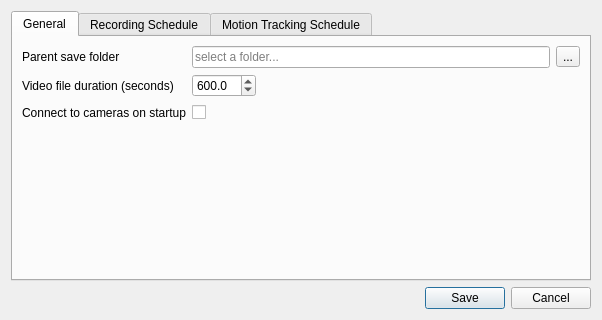
This is Source/IpFreelyPreferencesDialog.ui in dac1976/IP-Freely as Qt 5 draws it before an edit. The edited form follows.
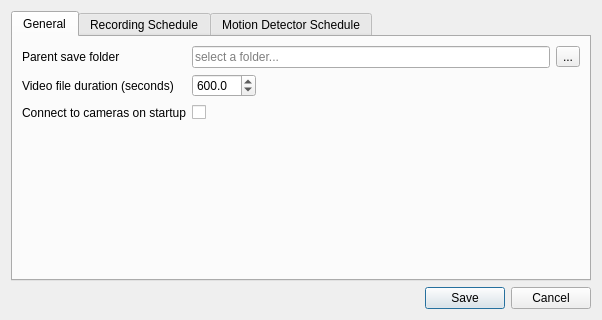
This is the edited form.

Commit message: Changed tab title

The edit to the form file:
```diff
--- a/Source/IpFreelyPreferencesDialog.ui
+++ b/Source/IpFreelyPreferencesDialog.ui
@@ -1694,7 +1694,7 @@
      </widget>
      <widget class="QWidget" name="motionTrackingTab">
       <attribute name="title">
-       <string>Motion Tracking Schedule</string>
+       <string>Motion Detector Schedule</string>
       </attribute>
       <layout class="QVBoxLayout" name="verticalLayout_21">
        <item>
```
